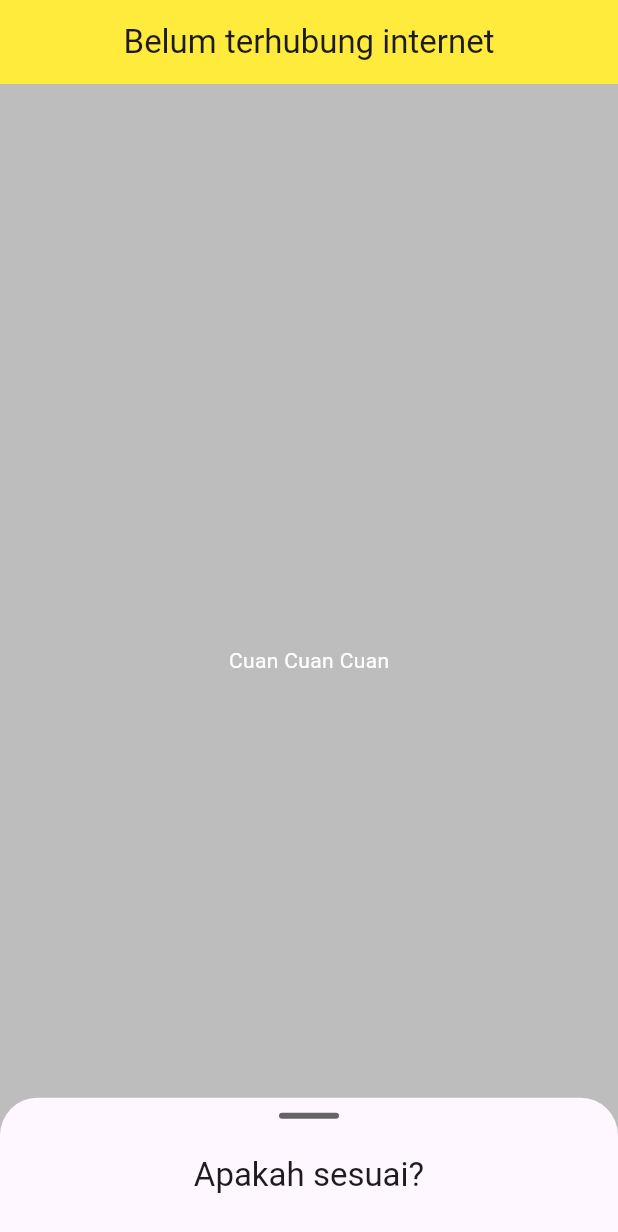
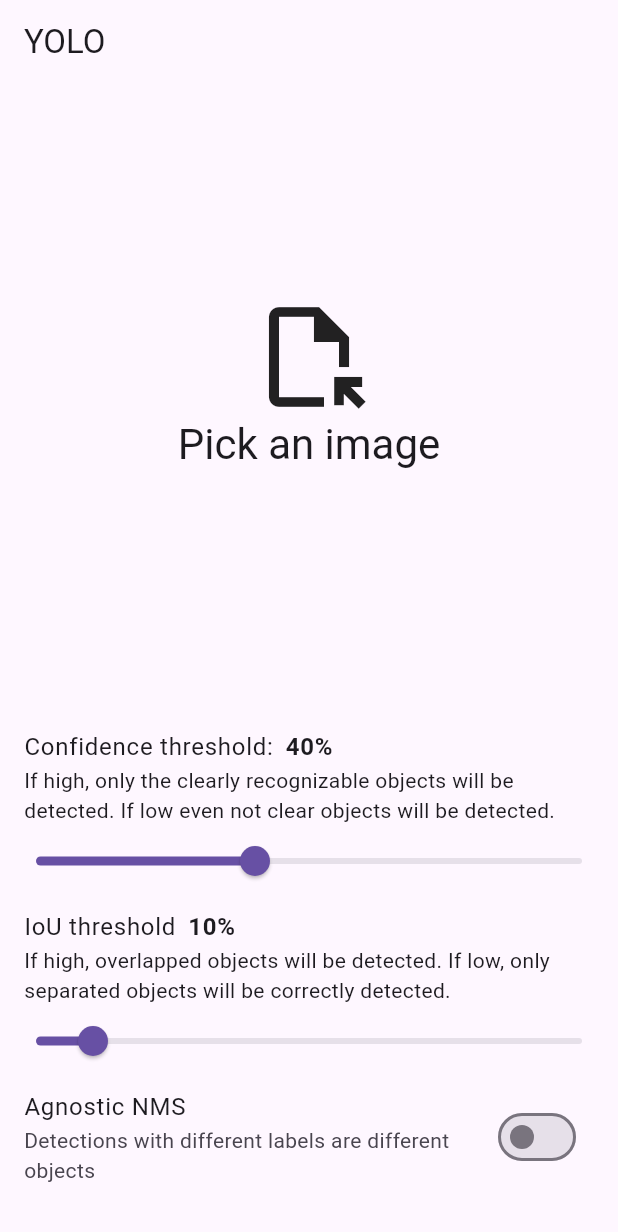
Before and after one commit to reivertt/ini-berapa, a Flutter app: the screen it shows after launch, on a phone screen of 412 x 824 dp. Shown: the top 1232 px of the screen. Run offline on Flutter 3.47's test engine with Material 3 defaults, Android fonts, the phone set to English and light mode, and no system bars; our stand-ins replace image_picker; missing offline and left inert: tflite_flutter.

Commit message:
feat: add old yolo model

```diff
--- a/lib/main.dart
+++ b/lib/main.dart
@@ -1,5 +1,5 @@
-import 'package:camera/camera.dart';
 import 'package:flutter/material.dart';
+import 'package:ini_berapa/screen/home.dart';
 
 void main() {
   runApp(const MyApp());
@@ -10,103 +10,9 @@ class MyApp extends StatelessWidget {
 
   @override
   Widget build(BuildContext context) {
-    return MaterialApp(
+    return const MaterialApp(
       debugShowCheckedModeBanner: false,
-      title: 'Flutter Demo',
-      theme: ThemeData(
-        colorScheme: ColorScheme.fromSeed(seedColor: Colors.deepPurple),
-        scaffoldBackgroundColor: Colors.black26,
-      ),
-      home: const MyHomePage(title: 'Flutter Demo Home Page'),
+      home: HomePage(),
     );
   }
 }
-
-class MyHomePage extends StatefulWidget {
-  const MyHomePage({super.key, required this.title});
-  final String title;
-
-  @override
-  State<MyHomePage> createState() => _MyHomePageState();
-}
-
-class _MyHomePageState extends State<MyHomePage> {
-  final DraggableScrollableController sheetController = DraggableScrollableController();
-
-  @override
-  Widget build(BuildContext context) {
-    return Scaffold(
-      appBar: AppBar(
-        centerTitle: true,
-        title: Text("Belum terhubung internet"),
-        backgroundColor: Colors.yellow,
-      ),
-      body: Stack(
-        children: [
-          Center(
-            child: Column(
-              mainAxisAlignment: MainAxisAlignment.center,
-              children: <Widget>[
-                const Text(
-                  'Cuan Cuan Cuan',
-                  style: TextStyle(
-                    color: Colors.white
-                  ),
-                ),
-              ],
-            ),
-          ),
-          DraggableScrollableSheet(
-            initialChildSize: 0.12,
-            minChildSize: 0.12,
-            maxChildSize: 0.5,
-            builder: (BuildContext context, scrollController) {
-              return Container(
-                clipBehavior: Clip.hardEdge,
-                decoration: BoxDecoration(
-                  color: Theme.of(context).canvasColor,
-                  borderRadius: const BorderRadius.only(
-                    topLeft: Radius.circular(25),
-                    topRight: Radius.circular(25),
-                  ),
-                ),
-                child: CustomScrollView(
-                  controller: scrollController,
-                  slivers: [
-                    SliverToBoxAdapter(
-                      child: Center(
-                        child: Container(
-                          decoration: BoxDecoration(
-                            color: Theme.of(context).hintColor,
-                            borderRadius: const BorderRadius.all(Radius.circular(10)),
-                          ),
-                          height: 4,
-                          width: 40,
-                          margin: const EdgeInsets.symmetric(vertical: 10),
-                        ),
-                      ),
-                    ),
-                    const SliverAppBar(
-                      title: Text('Apakah sesuai?'),
-                      primary: false,
-                      pinned: true,
-                      centerTitle: true,
-                    ),
-                    SliverList.list(children: const [
-                      ListTile(title: Text('Jane Doe')),
-                      ListTile(title: Text('Jack Reacher')),
-                      ListTile(title: Text('Jack Reacher')),
-                      ListTile(title: Text('Jack Reacher')),
-                      ListTile(title: Text('Jack Reacher')),
-                      ListTile(title: Text('Jack Reacher')),
-                    ])
-                  ],
-                ),
-              );
-            },
-          ),
-        ],
-      ),
-    );
-  }
-}
--- /dev/null
+++ b/lib/screen/home.dart
@@ -0,0 +1,252 @@
+import 'dart:io';
+import 'dart:math';
+import 'package:flutter/material.dart';
+import 'package:image/image.dart' as img;
+import 'package:image_picker/image_picker.dart';
+import 'package:ini_berapa/utils/bbox.dart';
+import 'package:ini_berapa/utils/labels.dart';
+import 'package:ini_berapa/utils/yolo.dart';
+
+class HomePage extends StatefulWidget {
+  const HomePage({super.key});
+
+  @override
+  State<HomePage> createState() => _HomePageState();
+}
+
+class _HomePageState extends State<HomePage> {
+  static const inModelWidth = 800;
+  static const inModelHeight = 800;
+  static const numClasses = 10;
+
+  static const double maxImageWidgetHeight = 400;
+
+  final YoloModel model = YoloModel(
+    'assets/models/yolov8n.tflite',
+    inModelWidth,
+    inModelHeight,
+    numClasses,
+  );
+  File? imageFile;
+
+  double confidenceThreshold = 0.4;
+  double iouThreshold = 0.1;
+  bool agnosticNMS = false;
+
+  List<List<double>>? inferenceOutput;
+  List<int> classes = [];
+  List<List<double>> bboxes = [];
+  List<double> scores = [];
+
+  int? imageWidth;
+  int? imageHeight;
+
+  @override
+  void initState() {
+    super.initState();
+    model.init();
+  }
+
+  @override
+  Widget build(BuildContext context) {
+    final bboxesColors = List<Color>.generate(
+      numClasses,
+          (_) => Color((Random().nextDouble() * 0xFFFFFF).toInt()).withAlpha(255),
+    );
+
+    final ImagePicker picker = ImagePicker();
+
+    final double displayWidth = MediaQuery.of(context).size.width;
+
+    const textPadding = EdgeInsets.symmetric(horizontal: 16);
+
+    double resizeFactor = 1;
+
+    if (imageWidth != null && imageHeight != null) {
+      double k1 = displayWidth / imageWidth!;
+      double k2 = maxImageWidgetHeight / imageHeight!;
+      resizeFactor = min(k1, k2);
+    }
+
+    List<Bbox> bboxesWidgets = [];
+    for (int i = 0; i < bboxes.length; i++) {
+      final box = bboxes[i];
+      final boxClass = classes[i];
+      bboxesWidgets.add(
+        Bbox(
+            box[0] * resizeFactor,
+            box[1] * resizeFactor,
+            box[2] * resizeFactor,
+            box[3] * resizeFactor,
+            labels[boxClass],
+            scores[i],
+            bboxesColors[boxClass]),
+      );
+    }
+
+    return Scaffold(
+      appBar: AppBar(title: const Text('YOLO')),
+      body: ListView(
+        children: [
+          InkWell(
+            onTap: () async {
+              final XFile? newImageFile =
+              await picker.pickImage(source: ImageSource.gallery);
+              if (newImageFile != null) {
+                setState(() {
+                  imageFile = File(newImageFile.path);
+                });
+                final image =
+                img.decodeImage(await newImageFile.readAsBytes())!;
+                imageWidth = image.width;
+                imageHeight = image.height;
+                inferenceOutput = model.infer(image);
+                updatePostprocess();
+              }
+            },
+            child: SizedBox(
+              height: maxImageWidgetHeight,
+              child: Center(
+                child: Stack(
+                  children: [
+                    if (imageFile == null)
+                      Column(
+                        mainAxisAlignment: MainAxisAlignment.center,
+                        children: [
+                          const Icon(
+                            Icons.file_open_outlined,
+                            size: 80,
+                          ),
+                          Text(
+                            'Pick an image',
+                            style: Theme.of(context).textTheme.headlineMedium,
+                          ),
+                        ],
+                      )
+                    else
+                      Image.file(imageFile!),
+                    ...bboxesWidgets,
+                  ],
+                ),
+              ),
+            ),
+          ),
+          const SizedBox(height: 30),
+          Padding(
+            padding: textPadding,
+            child: Row(
+              children: [
+                Text(
+                  'Confidence threshold:',
+                  style: Theme.of(context).textTheme.bodyLarge,
+                ),
+                const SizedBox(width: 8),
+                Text(
+                  '${(confidenceThreshold * 100).toStringAsFixed(0)}%',
+                  style: Theme.of(context)
+                      .textTheme
+                      .bodyLarge
+                      ?.copyWith(fontWeight: FontWeight.bold),
+                ),
+              ],
+            ),
+          ),
+          const Padding(
+            padding: textPadding,
+            child: Text(
+              'If high, only the clearly recognizable objects will be detected. If low even not clear objects will be detected.',
+            ),
+          ),
+          Slider(
+            value: confidenceThreshold,
+            min: 0,
+            max: 1,
+            divisions: 100,
+            onChanged: (value) {
+              setState(() {
+                confidenceThreshold = value;
+                updatePostprocess();
+              });
+            },
+          ),
+          const SizedBox(height: 8),
+          Padding(
+            padding: textPadding,
+            child: Row(
+              children: [
+                Text(
+                  'IoU threshold',
+                  style: Theme.of(context).textTheme.bodyLarge,
+                ),
+                const SizedBox(width: 8),
+                Text(
+                  '${(iouThreshold * 100).toStringAsFixed(0)}%',
+                  style: Theme.of(context)
+                      .textTheme
+                      .bodyLarge
+                      ?.copyWith(fontWeight: FontWeight.bold),
+                ),
+              ],
+            ),
+          ),
+          const Padding(
+            padding: textPadding,
+            child: Text(
+              'If high, overlapped objects will be detected. If low, only separated objects will be correctly detected.',
+            ),
+          ),
+          Slider(
+            value: iouThreshold,
+            min: 0,
+            max: 1,
+            divisions: 100,
+            onChanged: (value) {
+              setState(() {
+                iouThreshold = value;
+                updatePostprocess();
+              });
+            },
+          ),
+          SwitchListTile(
+            value: agnosticNMS,
+            title: Text(
+              'Agnostic NMS',
+              style: Theme.of(context).textTheme.bodyLarge,
+            ),
+            subtitle: Text(
+              agnosticNMS
+                  ? 'Treat all the detections as the same object'
+                  : 'Detections with different labels are different objects',
+            ),
+            onChanged: (value) {
+              setState(() {
+                agnosticNMS = value;
+                updatePostprocess();
+              });
+            },
+          ),
+        ],
+      ),
+    );
+  }
+
+  void updatePostprocess() {
+    if (inferenceOutput == null) {
+      return;
+    }
+    final (newClasses, newBboxes, newScores) = model.postprocess(
+      inferenceOutput!,
+      imageWidth!,
+      imageHeight!,
+      confidenceThreshold: confidenceThreshold,
+      iouThreshold: iouThreshold,
+      agnostic: agnosticNMS,
+    );
+    debugPrint('Detected ${newBboxes.length} bboxes');
+    setState(() {
+      classes = newClasses;
+      bboxes = newBboxes;
+      scores = newScores;
+    });
+  }
+}
--- /dev/null
+++ b/lib/utils/labels.dart
@@ -0,0 +1,12 @@
+const List<String> labels = [
+  '100-perak',
+  '1000-perak',
+  '200 perak',
+  'dua puluh ribu rupiah',
+  'dua ribu rupiah',
+  'lima puluh ribu rupiah',
+  'lima ribu rupiah',
+  'sepuluh ribu rupiah',
+  'seratus ribu rupiah',
+  'seribu rupiah',
+];
--- /dev/null
+++ b/lib/utils/yolo.dart
@@ -0,0 +1,97 @@
+import 'package:flutter/foundation.dart';
+import 'package:tflite_flutter/tflite_flutter.dart';
+import 'package:image/image.dart';
+import 'package:ini_berapa/utils/nms.dart';
+
+class YoloModel {
+  final String modelPath;
+  final int inWidth;
+  final int inHeight;
+  final int numClasses;
+  Interpreter? _interpreter;
+
+  YoloModel(
+      this.modelPath,
+      this.inWidth,
+      this.inHeight,
+      this.numClasses,
+      );
+
+  Future<void> init() async {
+    _interpreter = await Interpreter.fromAsset(modelPath);
+  }
+
+  List<List<double>> infer(Image image) {
+    assert(_interpreter != null, 'The model must be initialized');
+
+    final imgResized = copyResize(image, width: inWidth, height: inHeight);
+    final Float32List floatData = Float32List(inHeight * inWidth * 3);
+    int floatIndex = 0;
+    for (int y = 0; y < inHeight; y++) {
+      for (int x = 0; x < inWidth; x++) {
+        final pixel = imgResized.getPixel(x, y);
+        floatData[floatIndex++] = pixel.rNormalized.toDouble();
+        floatData[floatIndex++] = pixel.gNormalized.toDouble();
+        floatData[floatIndex++] = pixel.bNormalized.toDouble();
+      }
+    }
+    final Uint8List imgUint8 = Uint8List.view(floatData.buffer);
+
+    // output shape:
+    // 1 : batch size
+    // 4 + 80: left, top, right, bottom and probabilities for each class
+    // 8400: num predictions
+    final output = [
+      List<List<double>>.filled(4 + numClasses, List<double>.filled(13125, 0))
+    ];
+    int predictionTimeStart = DateTime.now().millisecondsSinceEpoch;
+    _interpreter!.run(imgUint8, output);
+    debugPrint(
+        'Prediction time: ${DateTime.now().millisecondsSinceEpoch - predictionTimeStart} ms');
+    return output[0];
+  }
+
+  (List<int>, List<List<double>>, List<double>) postprocess(
+      List<List<double>> unfilteredBboxes,
+      int imageWidth,
+      int imageHeight, {
+        double confidenceThreshold = 0.7,
+        double iouThreshold = 0.1,
+        bool agnostic = false,
+      }) {
+    List<int> classes;
+    List<List<double>> bboxes;
+    List<double> scores;
+    int nmsTimeStart = DateTime.now().millisecondsSinceEpoch;
+    (classes, bboxes, scores) = nms(
+      unfilteredBboxes,
+      confidenceThreshold: confidenceThreshold,
+      iouThreshold: iouThreshold,
+      agnostic: agnostic,
+    );
+    debugPrint(
+        'NMS time: ${DateTime.now().millisecondsSinceEpoch - nmsTimeStart} ms');
+    for (var bbox in bboxes) {
+      bbox[0] *= imageWidth;
+      bbox[1] *= imageHeight;
+      bbox[2] *= imageWidth;
+      bbox[3] *= imageHeight;
+    }
+    return (classes, bboxes, scores);
+  }
+
+  (List<int>, List<List<double>>, List<double>) inferAndPostprocess(
+      Image image, {
+        double confidenceThreshold = 0.7,
+        double iouThreshold = 0.1,
+        bool agnostic = false,
+      }) =>
+      postprocess(
+        infer(image),
+        image.width,
+        image.height,
+        confidenceThreshold: confidenceThreshold,
+        iouThreshold: iouThreshold,
+        agnostic: agnostic,
+      );
+}
```
Also changed, not shown: assets/models/labels.txt (added, +10 -0 lines), lib/utils/bbox.dart (added, +53 -0 lines), lib/utils/nms.dart (added, +118 -0 lines), pubspec.yaml (+7 -2 lines), pubspec.lock, 2 other files.
